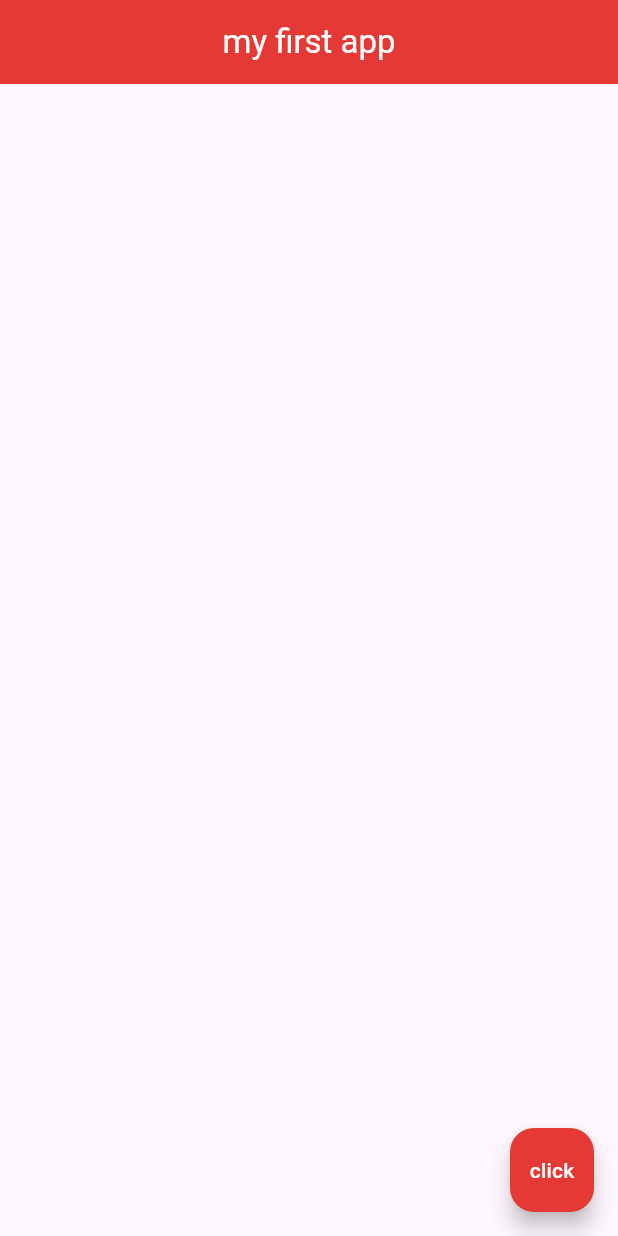
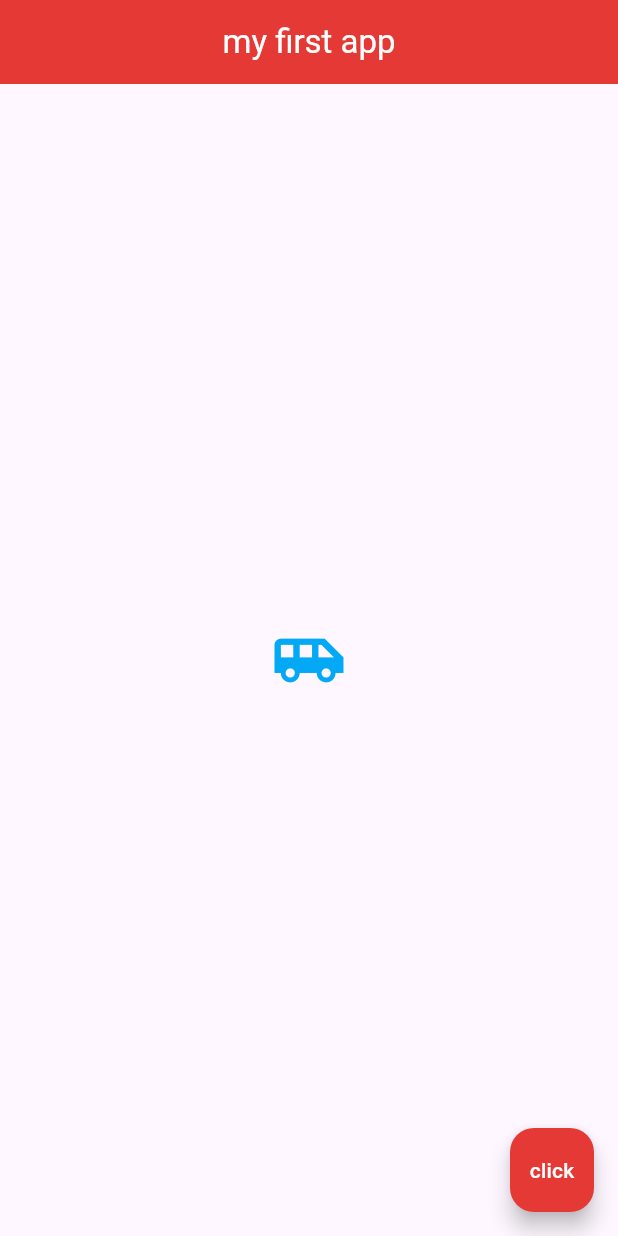
Before and after one commit to jamydevelop/Flutter-MyApp, a Flutter app: the screen it shows after launch, on a phone screen of 412 x 824 dp. Run offline on Flutter 3.47's test engine with Material 3 defaults, Android fonts, the phone set to English and light mode, and no system bars.

Commit message:
Basic Icon

```diff
--- a/myapp/lib/main.dart
+++ b/myapp/lib/main.dart
@@ -22,7 +22,13 @@ class Home extends StatelessWidget {
         centerTitle: true,
         backgroundColor: Colors.red[600],
       ),
-      body: Center( ),
+      body: Center(
+        child: Icon(
+          Icons.airport_shuttle,
+          color: Colors.lightBlue,
+          size: 50.0,
+        ),
+      ),
       floatingActionButton: FloatingActionButton(
         onPressed: () {  },
         backgroundColor: Colors.red[600],
```
